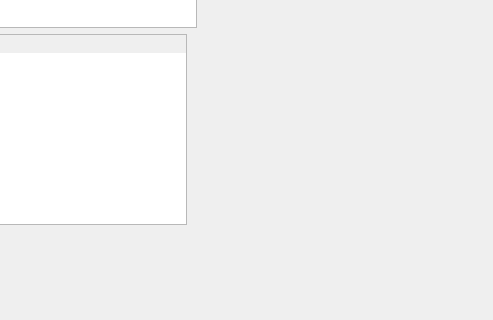
Old version of the form LoadingWidget/widget.ui in the repository DoYoungDo/QtComponents; both pictures show x 237 to 730 and y 314 to 634 of the 1120 by 634 pixel window.
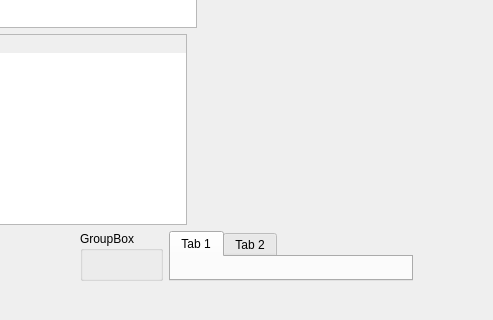
New version of the form.

What changed in the file:
```diff
--- a/LoadingWidget/widget.ui
+++ b/LoadingWidget/widget.ui
@@ -376,6 +376,27 @@
        </property>
       </widget>
      </item>
+     <item>
+      <widget class="QGroupBox" name="groupBox">
+       <property name="title">
+        <string>GroupBox</string>
+       </property>
+      </widget>
+     </item>
+     <item>
+      <widget class="QTabWidget" name="tabWidget">
+       <widget class="QWidget" name="tab">
+        <attribute name="title">
+         <string>Tab 1</string>
+        </attribute>
+       </widget>
+       <widget class="QWidget" name="tab_2">
+        <attribute name="title">
+         <string>Tab 2</string>
+        </attribute>
+       </widget>
+      </widget>
+     </item>
      <item>
       <spacer name="horizontalSpacer_9">
        <property name="orientation">
```
